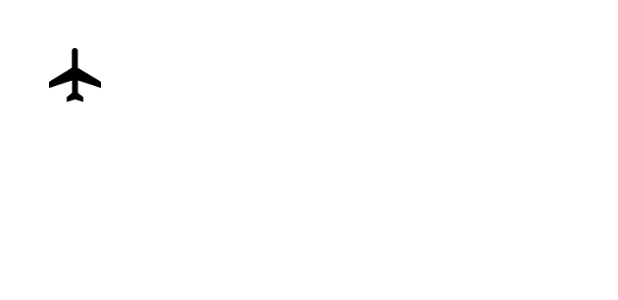
After one commit to CristianCardosoA/AndroidFCA24-1, an Android app: the layout avion_view.xml on its own in the app's theme, with its tools: preview values and no code run, on a phone screen of 412 x 824 dp. The commit adds this screen. Shown: the top 300 px of the screen. Run offline under Robolectric (Android 15) with nearby library versions, the phone set to English and light mode, and no system bars.

Commit message:
Avance de base de aviones

```diff
--- a/Aviones/app/src/main/java/mx/fca/aviones/Planificador.java
+++ b/Aviones/app/src/main/java/mx/fca/aviones/Planificador.java
@@ -3,6 +3,6 @@ package mx.fca.aviones;
 public class Planificador {
 
     public static Plano crearRutaInicial() {
-        return new Plano(1, Aerolineas.AEROMEXICO);
+        return new Plano(1, Aerolineas.AEROMEXICO());
     }
 }
--- /dev/null
+++ b/Aviones/app/src/main/res/layout/avion_view.xml
@@ -0,0 +1,21 @@
+<?xml version="1.0" encoding="utf-8"?>
+<androidx.constraintlayout.widget.ConstraintLayout xmlns:android="http://schemas.android.com/apk/res/android"
+    xmlns:app="http://schemas.android.com/apk/res-auto"
+    android:layout_width="100dp"
+    android:layout_height="100dp"
+    android:padding="16dp">
+
+    <ImageView
+        android:id="@+id/imgAvion"
+        android:layout_width="0dp"
+        android:layout_height="0dp"
+        android:layout_marginStart="16dp"
+        android:layout_marginTop="16dp"
+        android:layout_marginEnd="16dp"
+        android:layout_marginBottom="16dp"
+        app:layout_constraintBottom_toBottomOf="parent"
+        app:layout_constraintEnd_toEndOf="parent"
+        app:layout_constraintStart_toStartOf="parent"
+        app:layout_constraintTop_toTopOf="parent"
+        app:srcCompat="@mipmap/north" />
+</androidx.constraintlayout.widget.ConstraintLayout>
```
Also changed, not shown: Aviones/app/src/main/AndroidManifest.xml (+8 -1 lines), Aviones/app/src/main/java/mx/fca/aviones/Aerolineas.java (+13 -12 lines), Aviones/app/src/main/java/mx/fca/aviones/Analizador.java (+21 -10 lines), Aviones/app/src/main/java/mx/fca/aviones/AvionAdapter.java (added, +37 -0 lines), Aviones/app/src/main/java/mx/fca/aviones/AvionHolder.java (added, +14 -0 lines), Aviones/app/src/main/java/mx/fca/aviones/MainActivity.java (+18 -6 lines), Aviones/app/src/main/java/mx/fca/aviones/Plano.java (+5 -4 lines), Aviones/app/src/main/res/layout/activity_main.xml (+20 -0 lines).
